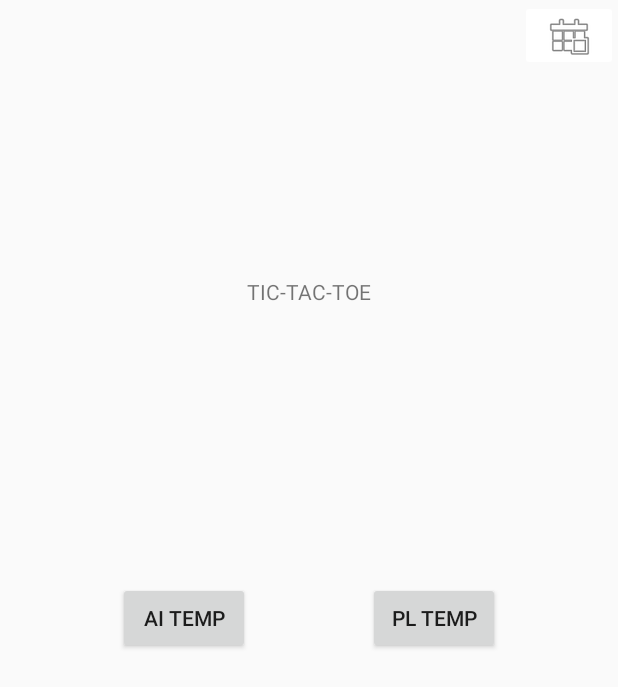
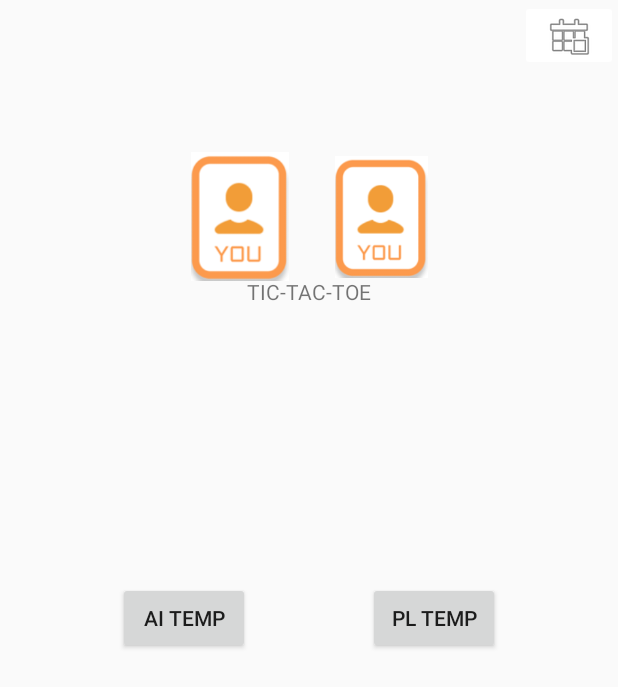
Before and after one commit to Ryan-Liebregts/MadAssignment, an Android app: the fragment BoardFragment placed in its activity, on a phone screen of 412 x 824 dp. Shown: the top 687 px of the screen. Run offline under Robolectric (Android 15) with nearby library versions, the phone set to English and light mode, and no system bars.

Commit message:
gameboard laout begin

```diff
--- a/app/src/main/res/layout/fragment_board.xml
+++ b/app/src/main/res/layout/fragment_board.xml
@@ -5,20 +5,77 @@
     android:id="@+id/boardLayout"
     android:layout_width="match_parent"
     android:layout_height="match_parent"
-    tools:context=".MenuFragment">
+    tools:context=".BoardFragment">
+
+
+    <androidx.constraintlayout.widget.Guideline
+        android:id="@+id/guideline1"
+        android:layout_width="wrap_content"
+        android:layout_height="wrap_content"
+        android:orientation="horizontal"
+        app:layout_constraintGuide_percent="0.1"/>
+
+    <androidx.constraintlayout.widget.Guideline
+        android:id="@+id/vertical_center"
+        android:layout_width="wrap_content"
+        android:layout_height="wrap_content"
+        android:orientation="vertical"
+        app:layout_constraintGuide_percent="0.5"/>
+
+    <androidx.constraintlayout.widget.Guideline
+        android:id="@+id/vertical1"
+        android:layout_width="wrap_content"
+        android:layout_height="wrap_content"
+        android:orientation="vertical"
+        app:layout_constraintGuide_percent="0.25"/>
+
+    <androidx.constraintlayout.widget.Guideline
+        android:id="@+id/vertical3"
+        android:layout_width="wrap_content"
+        android:layout_height="wrap_content"
+        android:orientation="vertical"
+        app:layout_constraintGuide_percent="0.75"/>
+
+
+    <androidx.constraintlayout.widget.Guideline
+        android:id="@+id/guideline2"
+        android:layout_width="wrap_content"
+        android:layout_height="wrap_content"
+        android:orientation="horizontal"
+        app:layout_constraintGuide_percent="0.25"/>
 
     <androidx.constraintlayout.widget.ConstraintLayout
         android:id="@+id/boardFragmentLayout"
-        android:layout_width="match_parent"
-        android:layout_height="match_parent"
-        tools:layout_editor_absoluteX="16dp"
-        tools:layout_editor_absoluteY="16dp">
+        android:layout_width="wrap_content"
+        android:layout_height="wrap_content"
+        app:layout_constraintBottom_toBottomOf="@+id/guideline2"
+        app:layout_constraintEnd_toEndOf="@+id/vertical3"
+        app:layout_constraintStart_toStartOf="@+id/vertical1"
+        app:layout_constraintTop_toTopOf="@+id/guideline1">
 
 
+        <ImageView
+            android:id="@+id/playerIcon"
+            android:layout_width="65dp"
+            android:layout_height="87dp"
+            android:layout_marginRight="15dp"
+            android:src="@drawable/img"
+            app:layout_constraintBottom_toBottomOf="parent"
+            app:layout_constraintEnd_toStartOf="@id/OpponentIcon"
+            app:layout_constraintStart_toStartOf="parent"
+            app:layout_constraintTop_toTopOf="parent" />
 
+        <ImageView
+            android:id="@+id/OpponentIcon"
+            android:layout_width="62dp"
+            android:layout_height="85dp"
+            android:layout_marginLeft="15dp"
 
-
-
+            android:src="@drawable/img"
+            app:layout_constraintBottom_toBottomOf="parent"
+            app:layout_constraintEnd_toEndOf="parent"
+            app:layout_constraintStart_toEndOf="@id/playerIcon"
+            app:layout_constraintTop_toTopOf="parent" />
     </androidx.constraintlayout.widget.ConstraintLayout>
 
 </androidx.constraintlayout.widget.ConstraintLayout>
```
Also changed, not shown: app/src/main/res/drawable/img.png (added).
